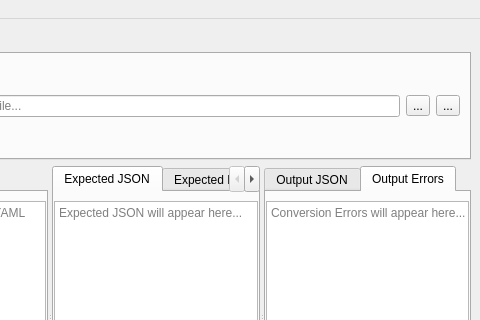
This is Examples/JsonYamlToJsonTestSuite/mainwindow.ui in g-gualeni/QtNoid2 as Qt 5 draws it before an edit; both pictures show x 168 to 648 and y 0 to 320 of the 648 by 508 pixel window. The edited form follows.
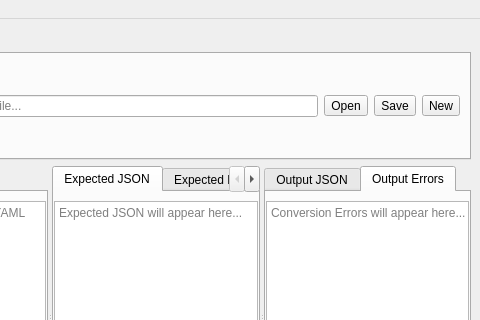
This is the edited form. The open tabs and pages were chosen to show the change. Custom widgets are drawn as their Qt base class.

```diff
--- a/Examples/JsonYamlToJsonTestSuite/mainwindow.ui
+++ b/Examples/JsonYamlToJsonTestSuite/mainwindow.ui
@@ -48,7 +48,7 @@
            <string>Browse YAML File</string>
           </property>
           <property name="text">
-           <string>...</string>
+           <string>Open</string>
           </property>
          </widget>
         </item>
@@ -58,7 +58,17 @@
            <string>Save YAML File</string>
           </property>
           <property name="text">
-           <string>...</string>
+           <string>Save</string>
+          </property>
+         </widget>
+        </item>
+        <item>
+         <widget class="QToolButton" name="cmdCreateNewFile">
+          <property name="toolTip">
+           <string>Create New YAML File</string>
+          </property>
+          <property name="text">
+           <string>New</string>
           </property>
          </widget>
         </item>
```
Left out of the diff: 38 changed lines with no effect on the pictures.
